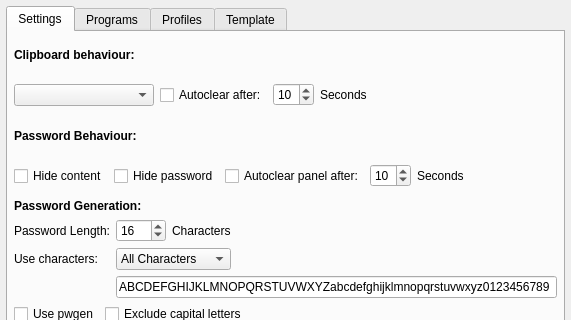
IJHack/QtPass, file src/configdialog.ui: the form before one commit; both pictures show x 0 to 571 and y 0 to 320 of the 571 by 604 pixel window.
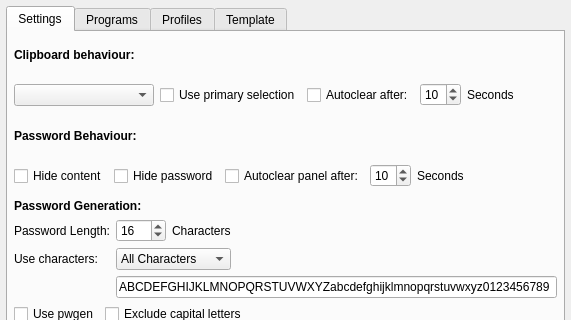
The form after the commit. Icons and pictures are not drawn.

Commit message:
Add primary selection as clipboard option
QTPass only allowed for the use of the X clipboard. A checkbox has been
added to optionally place the password in the X primary selection
instead.

```diff
--- a/src/configdialog.ui
+++ b/src/configdialog.ui
@@ -81,6 +81,13 @@
              </property>
             </widget>
            </item>
+           <item>
+            <widget class="QCheckBox" name="checkBoxSelection">
+             <property name="text">
+              <string>Use primary selection</string>
+             </property>
+            </widget>
+           </item>
            <item>
             <widget class="QCheckBox" name="checkBoxAutoclear">
              <property name="text">
```
The commit also changes 29 other files.
